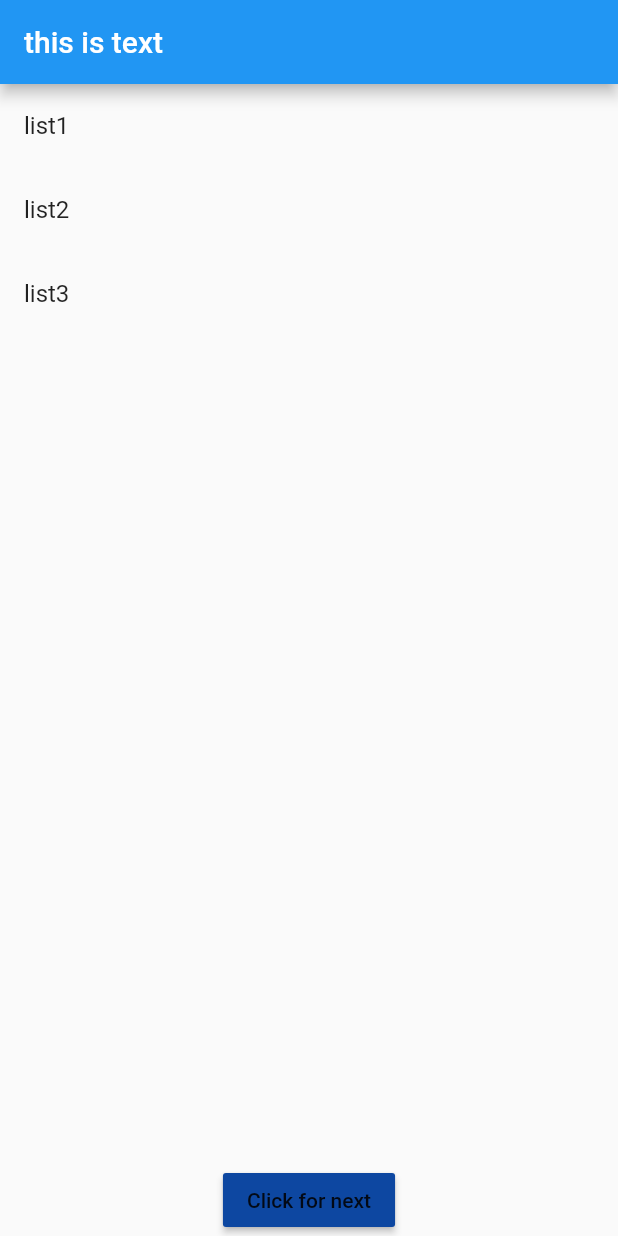
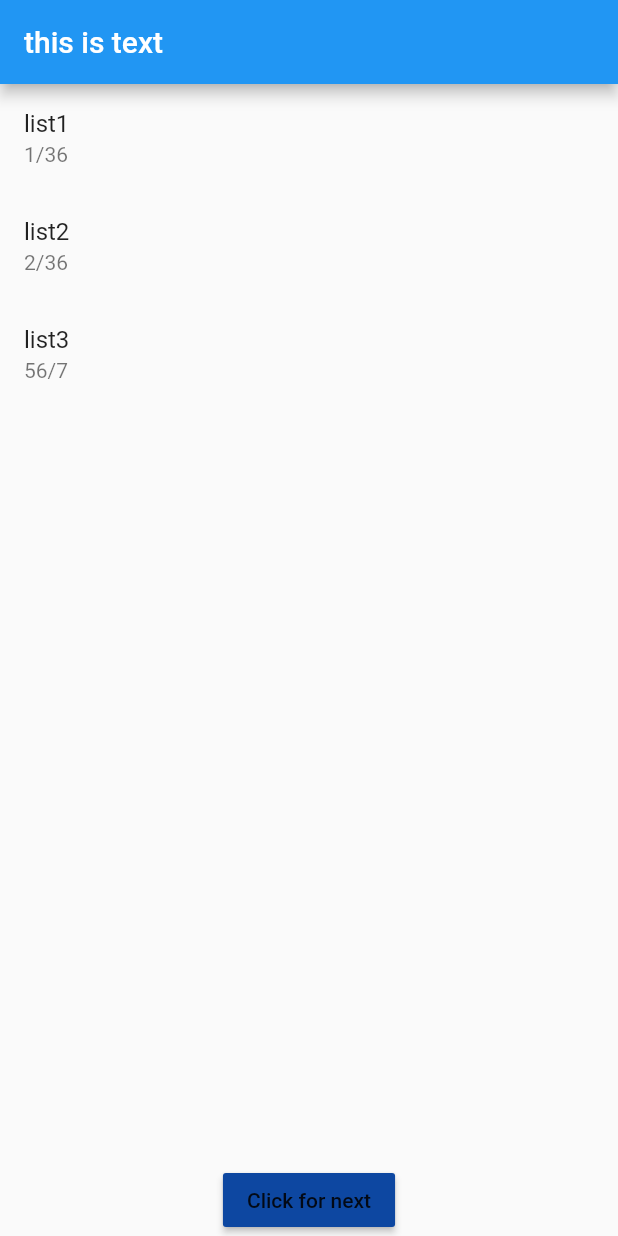
Before and after one commit to ShariyarAbeer/flutter_test_project, a Flutter app: the screen it shows after launch, on a phone screen of 412 x 824 dp. Run offline on Flutter 3.47's test engine with Material 2 defaults, Android fonts, the phone set to English and light mode, and no system bars.

Commit message:
subtile add on list

```diff
--- a/lib/List.dart
+++ b/lib/List.dart
@@ -7,13 +7,23 @@ class Listtype extends StatefulWidget {
 
 class _ListtypeState extends State<Listtype> {
   List data = ['list1', 'list2', 'list3'];
+  List todo = [
+    {'number': '36', 'adress': '1/25', 'phon': '789'},
+    {'number': '37', 'adress': '2/25', 'phon': '412'},
+    {'number': '38', 'adress': '3/25', 'phon': '563'},
+    {'number': '39', 'adress': '4/25', 'phon': '526'},
+  ];
+  List adrs = ['1/36', '2/36', '56/7'];
 
   @override
   Widget build(BuildContext context) {
     return ListView.builder(
       itemBuilder: (context, index) {
         return Container(
-          child: ListTile(title: Text(this.data[index])),
+          child: ListTile(
+            title: Text(this.data[index]),
+            subtitle: Text(this.adrs[index]),
+          ),
         );
       },
       itemCount: data.length,
```
